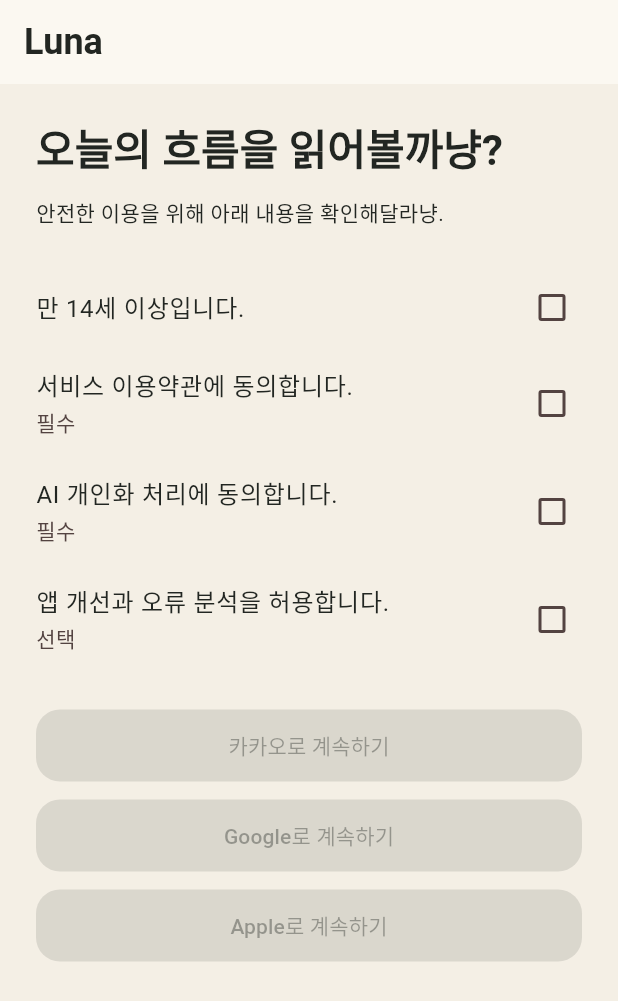
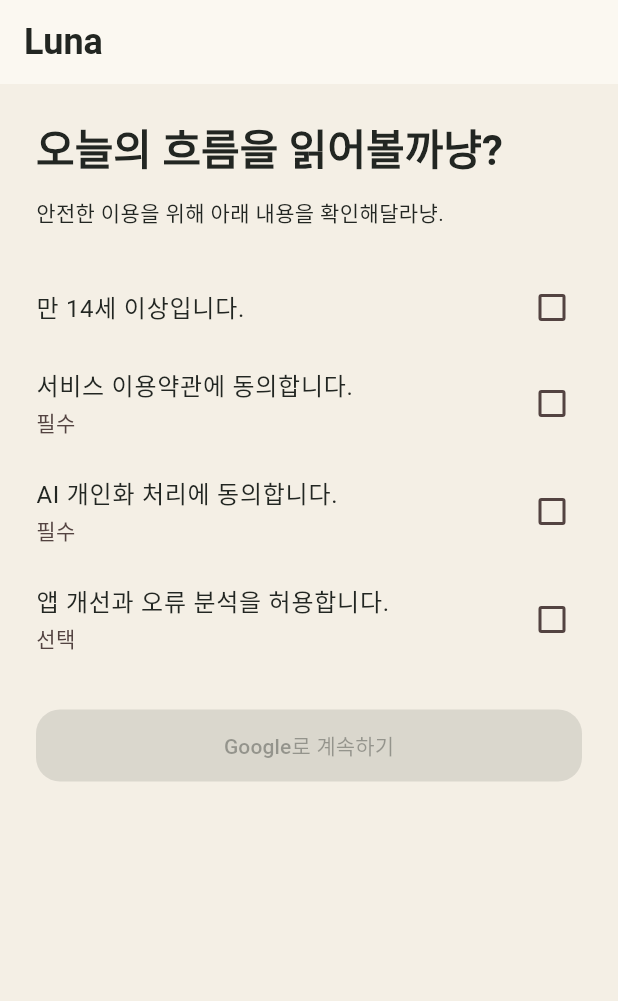
Before and after one commit to Shinjaewook-work/deagil.web, a Flutter app: the screen it shows after launch, on a phone screen of 412 x 824 dp. Shown: the top 1001 px of the screen. Run offline on Flutter 3.47's test engine with Material 3 defaults, Android fonts, the phone set to English and light mode, and no system bars; our stand-ins replace flutter_riverpod, go_router, supabase_flutter, video_player; accounts and stored records are empty.

Commit message:
refactor: limit authentication to Google

```diff
--- a/daegil_app/lib/features/auth/data/auth_repository.dart
+++ b/daegil_app/lib/features/auth/data/auth_repository.dart
@@ -1,7 +1,7 @@
 import '../models/registration_requirement.dart';
 import 'package:supabase_flutter/supabase_flutter.dart';
 
-enum SocialProvider { kakao, google, apple }
+enum SocialProvider { google }
 
 abstract interface class AuthRepository {
   Future<List<RegistrationRequirement>> getRegistrationRequirements();
@@ -80,16 +80,8 @@ class SupabaseAuthRepository implements AuthRepository {
         !acceptedDocumentIds.contains('ai-processing-v1')) {
       throw StateError('REGISTRATION_REQUIREMENTS_INCOMPLETE');
     }
-    final oauthProvider = switch (provider) {
-      SocialProvider.google => OAuthProvider.google,
-      SocialProvider.kakao => OAuthProvider('kakao'),
-      SocialProvider.apple => throw StateError(
-        'SOCIAL_PROVIDER_NOT_CONFIGURED',
-      ),
-    };
-
     final response = await _client.auth.signInWithOAuth(
-      oauthProvider,
+      OAuthProvider.google,
       redirectTo: redirectTo,
     );
     if (!response) throw StateError('OAUTH_FLOW_NOT_STARTED');
--- a/daegil_app/lib/features/auth/presentation/auth_screen.dart
+++ b/daegil_app/lib/features/auth/presentation/auth_screen.dart
@@ -84,8 +84,6 @@ class AuthScreen extends ConsumerWidget {
   }
 
   String _providerName(SocialProvider provider) => switch (provider) {
-    SocialProvider.kakao => '카카오',
     SocialProvider.google => 'Google',
-    SocialProvider.apple => 'Apple',
   };
 }
```
Also changed, not shown: 3 other files.
